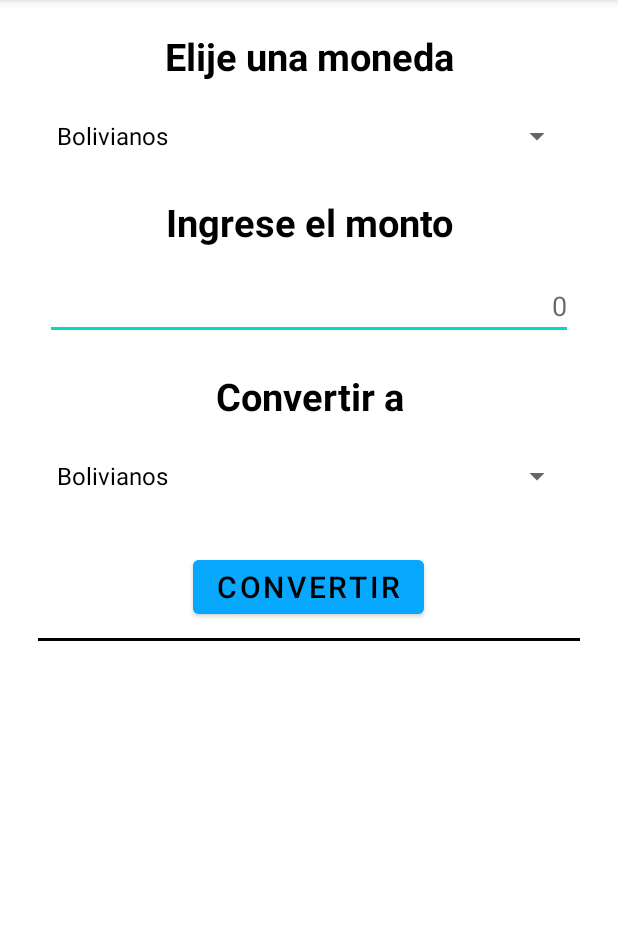
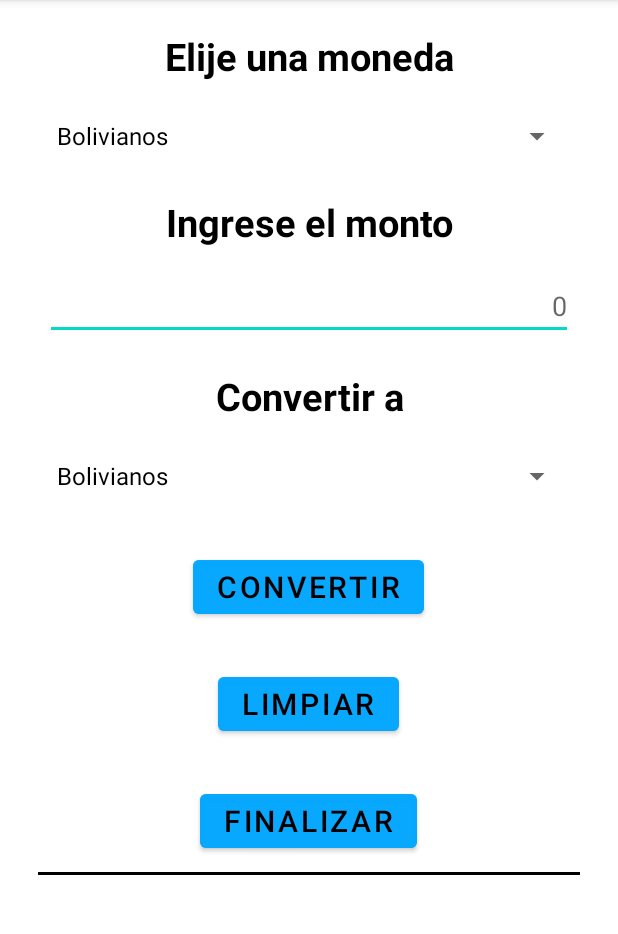
Before and after one commit to ivansanguezax/ConversorMonedas, an Android app: the screen it shows after launch (MainActivity), on a phone screen of 412 x 824 dp, the part 84-1018 px from its top. Run offline under Robolectric (Android 15) with nearby library versions, the phone set to English and light mode, and no system bars; our stand-ins replace data binding.

Commit message:
finalizar y terminar

```diff
--- a/app/src/main/java/com/example/conversormoneda325/MainActivity.kt
+++ b/app/src/main/java/com/example/conversormoneda325/MainActivity.kt
@@ -14,22 +14,32 @@ class MainActivity : AppCompatActivity() {
         val binding = ActivityMainBinding.inflate(layoutInflater)
         setContentView(binding.root)
 
+        // Referenciar los spinners y el array de divisas
         val sp1 = binding.sp1
         val sp2 = binding.sp2
         val lista = resources.getStringArray(R.array.divisas)
         val adapter = ArrayAdapter(this,android.R.layout.simple_spinner_dropdown_item,lista)
 
+        // Variables para almacenar la posición seleccionada en los spinners
         var posicionSP1 = ""
         var posicionSP2 = ""
 
+        // Referenciar la entrada de texto para la cantidad y el text view para el resultado
         val cantidad = binding.etCantidad
         val resultado = binding.tvResultado
 
+        // Variable para almacenar el resultado
         var total = 0.0
 
+        val btnClear = binding.btnClear
+        val btnFinish = binding.btnFinish
+
+
+        // Establecer el adaptador para los spinners
         sp1.adapter = adapter
         sp2.adapter = adapter
 
+        // Establecer el listener para el primer spinner
         sp1.onItemSelectedListener = object: AdapterView.OnItemSelectedListener{
             override fun onItemSelected(parent: AdapterView<*>?, view: View?, position: Int, id: Long) {
                 posicionSP1= lista[position]
@@ -39,8 +49,8 @@ class MainActivity : AppCompatActivity() {
                 Toast.makeText(this@MainActivity,"Error al traer las monedas!!",Toast.LENGTH_LONG)
                     .show()
             }
-
         }
+        // Establecer el listener para el segundo spinner
         sp2.onItemSelectedListener = object: AdapterView.OnItemSelectedListener{
             override fun onItemSelected(parent: AdapterView<*>?, view: View?, position: Int, id: Long) {
                 posicionSP2= lista[position]
@@ -50,8 +60,8 @@ class MainActivity : AppCompatActivity() {
                 Toast.makeText(this@MainActivity,"Error al traer las monedas!!",Toast.LENGTH_LONG)
                     .show()
             }
+        }
 
-        }
 
         binding.btnEnviar.setOnClickListener{
             if(cantidad.text.isNotEmpty()){
@@ -147,5 +157,16 @@ class MainActivity : AppCompatActivity() {
                     .show()
             }
         }
+
+        btnClear.setOnClickListener {
+            cantidad.text.clear()
+            resultado.text = ""
+        }
+
+        btnFinish.setOnClickListener {
+            finish()
+        }
+
+
     }
 }
--- a/app/src/main/res/layout/activity_main.xml
+++ b/app/src/main/res/layout/activity_main.xml
@@ -2,9 +2,10 @@
 <layout xmlns:android="http://schemas.android.com/apk/res/android"
     xmlns:app="http://schemas.android.com/apk/res-auto"
     xmlns:tools="http://schemas.android.com/tools">
+    <!--Se declaran los namespaces para los recursos de Android, de la aplicación y herramientas-->
 
     <data>
-
+        <!--Este elemento "data" es utilizado en conjunto con la biblioteca de enlaces de datos de Android para vincular datos a la IU.-->
     </data>
 
     <LinearLayout
@@ -12,6 +13,7 @@
         android:layout_height="match_parent"
         android:orientation="vertical"
         tools:context=".MainActivity">
+        <!--El contenedor principal es un LinearLayout con orientación vertical y con ancho y alto igual al tamaño del padre-->
 
         <TextView
             android:layout_width="match_parent"
@@ -23,6 +25,7 @@
             android:textStyle="bold"
             android:textColor="@color/black"
             />
+        <!--Un elemento TextView con texto centralizado y un tamaño de fuente grande-->
 
         <Spinner
             android:id="@+id/sp1"
@@ -31,6 +34,8 @@
             android:layout_marginTop="16dp"
             android:layout_marginHorizontal="30dp"
             />
+        <!--Un elemento Spinner para elegir una opción de una lista desplegable-->
+
         <TextView
 
             android:layout_width="match_parent"
@@ -41,6 +46,8 @@
             android:textAlignment="center"
             android:textSize="25dp"
             android:textStyle="bold" />
+        <!--Un elemento TextView con texto centralizado y un tamaño de fuente grande-->
+
         <EditText
             android:id="@+id/etCantidad"
             android:layout_width="match_parent"
@@ -50,6 +57,9 @@
             android:layout_marginTop="16dp"
             android:layout_marginHorizontal="30dp"
             />
+        <!--Un elemento EditText para ingresar un valor numérico con una sugerencia "0"-->
+
+        <!-- TextView para mostrar el título "Convertir a" -->
         <TextView
             android:layout_width="match_parent"
             android:layout_height="wrap_content"
@@ -59,6 +69,8 @@
             android:textAlignment="center"
             android:textSize="25dp"
             android:textStyle="bold" />
+
+        <!-- Spinner para seleccionar la unidad a la que se desea convertir -->
         <Spinner
             android:id="@+id/sp2"
             android:layout_width="match_parent"
@@ -67,6 +79,7 @@
             android:layout_marginHorizontal="30dp"
             />
 
+        <!-- Botón para realizar la conversión -->
         <Button
             android:id="@+id/btnEnviar"
             android:layout_width="wrap_content"
@@ -79,6 +92,30 @@
             android:textSize="20sp"
             />
 
+        <Button
+            android:id="@+id/btn_clear"
+            android:layout_width="wrap_content"
+            android:layout_height="wrap_content"
+            android:text="Limpiar"
+            android:backgroundTint="@color/bluespacial"
+            android:textColor="@color/black"
+            android:layout_gravity="center"
+            android:layout_marginTop="30dp"
+            android:textSize="20sp"/>
+
+        <Button
+            android:id="@+id/btn_finish"
+            android:layout_width="wrap_content"
+            android:layout_height="wrap_content"
+            android:text="Finalizar"
+            android:backgroundTint="@color/bluespacial"
+            android:textColor="@color/black"
+            android:layout_gravity="center"
+            android:layout_marginTop="30dp"
+            android:textSize="20sp"/>
+
+
+        <!-- Línea divisoria -->
         <View
             android:layout_width="match_parent"
             android:layout_height="2dp"
@@ -86,6 +123,8 @@
             android:layout_marginHorizontal="25dp"
             android:layout_marginTop="10dp"
             />
+
+        <!-- TextView para mostrar el resultado de la conversión -->
         <TextView
             android:id="@+id/tvResultado"
             android:layout_width="match_parent"
@@ -96,7 +135,10 @@
             android:textAlignment="center"
             android:textStyle="bold"
             android:textColor="@color/black"
+            />
 
-            />
+        <!-- Cierre del LinearLayout principal -->
     </LinearLayout>
+
+    <!-- Cierre del archivo XML -->
 </layout>
```
